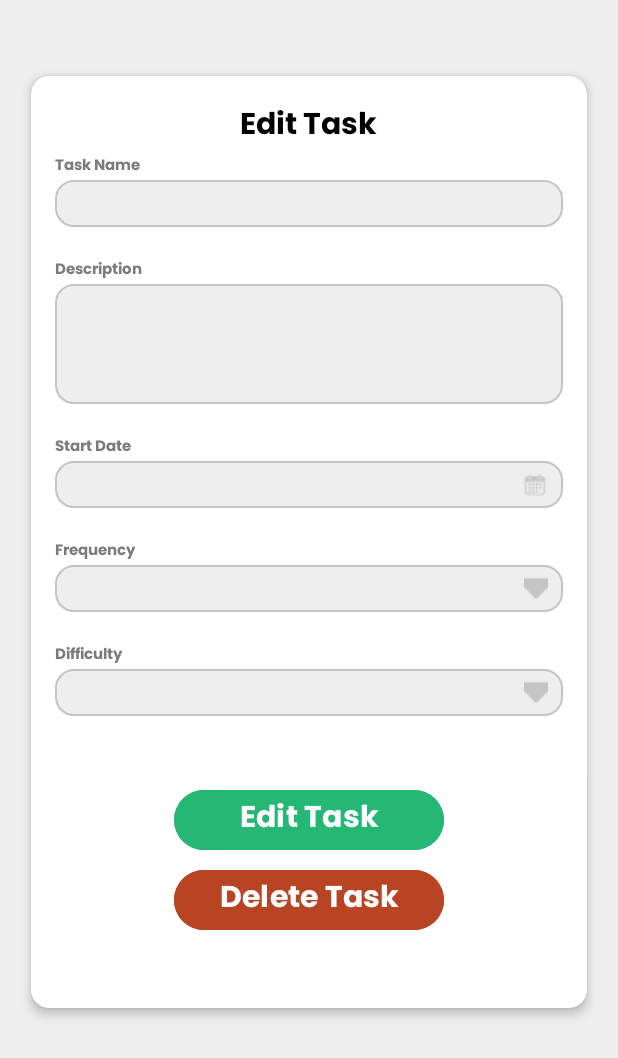
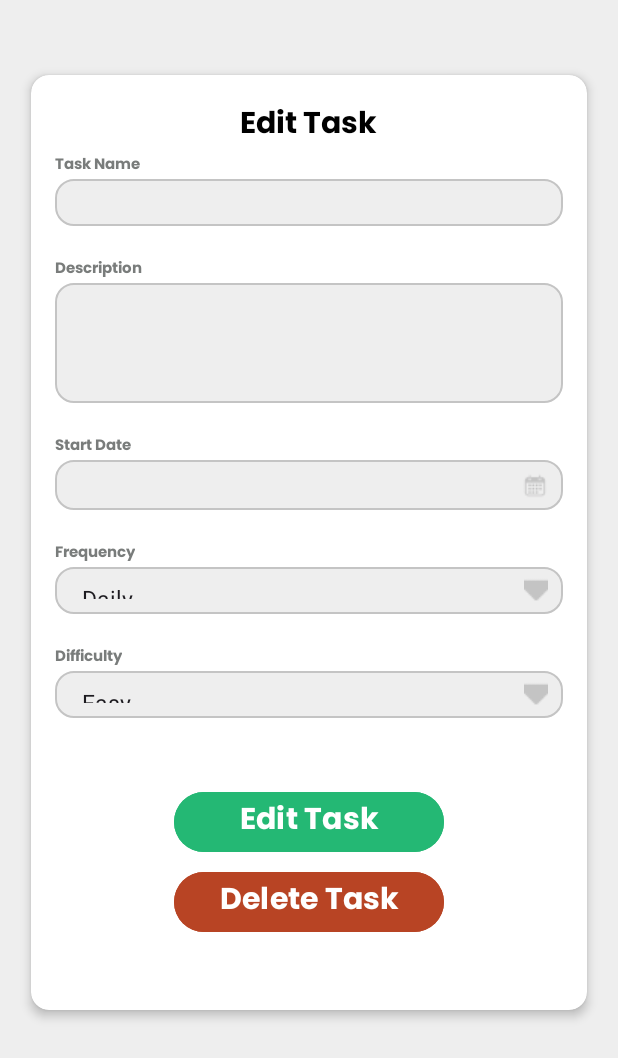
Before and after one commit to anoobis-bot/KuboQuest, an Android app: the EditTaskActivity screen opened directly, with no data from a screen before it, on a phone screen of 412 x 824 dp. Shown: the top 1058 px of the screen. Run offline under Robolectric (Android 15) with nearby library versions, the phone set to English and light mode, and no system bars.

Commit message:
feat: added switching to AddTaskActivity from Main Page, tweak some xml properties for AddTaskActivity and EditTaskActivity.

```diff
--- a/app/src/main/java/com/mobdeve/harvesters/kuboquest/EditTaskActivity.java
+++ b/app/src/main/java/com/mobdeve/harvesters/kuboquest/EditTaskActivity.java
@@ -1,7 +1,11 @@
 package com.mobdeve.harvesters.kuboquest;
 
 import android.app.DatePickerDialog;
+import android.content.Intent;
 import android.os.Bundle;
+import android.widget.ArrayAdapter;
+import android.widget.Button;
+import android.widget.Spinner;
 import android.widget.TextView;
 
 import androidx.activity.EdgeToEdge;
@@ -10,11 +14,16 @@ import androidx.core.graphics.Insets;
 import androidx.core.view.ViewCompat;
 import androidx.core.view.WindowInsetsCompat;
 
+import java.util.ArrayList;
 import java.util.Calendar;
 
 public class EditTaskActivity extends AppCompatActivity {
 
     private TextView addDateTextView;
+    private Button editTaskBtn;
+    private Button deleteTaskBtn;
+    private Spinner frequencySpinner;
+    private Spinner difficultySpinner;
 
     @Override
     protected void onCreate(Bundle savedInstanceState) {
@@ -27,9 +36,36 @@ public class EditTaskActivity extends AppCompatActivity {
             return insets;
         });
 
+        frequencySpinner = findViewById(R.id.frequencySpinner);
+        difficultySpinner = findViewById(R.id.difficultySpinner);
+        ArrayList<String> frequencyChoices = new ArrayList<>();
+        frequencyChoices.add("Daily");
+        frequencyChoices.add("Weekly");
+        frequencyChoices.add("Yearly");
+        ArrayList<String> difficultyChoices = new ArrayList<>();
+        difficultyChoices.add("Easy");
+        difficultyChoices.add("Medium");
+        difficultyChoices.add("Hard");
+        difficultyChoices.add("Extreme");
+
+        ArrayAdapter<String> frequencyAdapter = new ArrayAdapter<>(this,
+                android.R.layout.simple_spinner_item, frequencyChoices);
+        ArrayAdapter<String> difficultyAdapter = new ArrayAdapter<>(this,
+                android.R.layout.simple_spinner_item, difficultyChoices);
+
+        frequencyAdapter.setDropDownViewResource(android.R.layout.simple_spinner_dropdown_item);
+        difficultyAdapter.setDropDownViewResource(android.R.layout.simple_spinner_dropdown_item);
+
+        frequencySpinner.setAdapter(frequencyAdapter);
+        difficultySpinner.setAdapter(difficultyAdapter);
+
         addDateTextView = findViewById(R.id.addDateTextView);
+        editTaskBtn = findViewById(R.id.editTaskBtn);
+        deleteTaskBtn = findViewById(R.id.deleteTaskBtn);
 
         addDateTextView.setOnClickListener(v -> showDatePickerDialog());
+        editTaskBtn.setOnClickListener(v -> editTask());
+        deleteTaskBtn.setOnClickListener(v -> deleteTask());
     }
 
     private void showDatePickerDialog() {
@@ -52,4 +88,16 @@ public class EditTaskActivity extends AppCompatActivity {
 
         datePickerDialog.show();
     }
+
+    private void editTask() {
+        Intent result_intent = new Intent();
+        setResult(2, result_intent);
+        finish();
+    }
+
+    private void deleteTask() {
+        Intent result_intent = new Intent();
+        setResult(0, result_intent);
+        finish();
+    }
 }
--- a/app/src/main/res/layout/activity_edit_task.xml
+++ b/app/src/main/res/layout/activity_edit_task.xml
@@ -55,6 +55,7 @@
                 <EditText
                     android:layout_width="match_parent"
                     android:layout_height="31dp"
+                    android:textSize="11sp"
                     android:background="@drawable/rounded_edittext_task" />
             </LinearLayout>
 
@@ -75,6 +76,8 @@
                 <EditText
                     android:layout_width="match_parent"
                     android:layout_height="80dp"
+                    android:textSize="11sp"
+                    android:gravity="start"
                     android:background="@drawable/rounded_edittext_task" />
             </LinearLayout>
 
@@ -92,10 +95,11 @@
                     android:textSize="10sp"
                     android:fontFamily="@font/poppins_bold"/>
 
-                <EditText
+                <TextView
                     android:id="@+id/addDateTextView"
                     android:layout_width="match_parent"
-                    android:layout_height="31dp"
+                    android:layout_height="33dp"
+                    android:textSize="11sp"
                     android:background="@drawable/rounded_datepicker_task" />
             </LinearLayout>
 
@@ -114,6 +118,7 @@
                     android:fontFamily="@font/poppins_bold"/>
 
                 <Spinner
+                    android:id="@+id/frequencySpinner"
                     android:layout_width="match_parent"
                     android:layout_height="31dp"
                     android:background="@drawable/rounded_spinner_task"/>
@@ -135,12 +140,14 @@
                     android:fontFamily="@font/poppins_bold"/>
 
                 <Spinner
+                    android:id="@+id/difficultySpinner"
                     android:layout_width="match_parent"
                     android:layout_height="31dp"
                     android:background="@drawable/rounded_spinner_task"/>
             </LinearLayout>
 
             <Button
+                android:id="@+id/editTaskBtn"
                 android:layout_width="180dp"
                 android:layout_height="wrap_content"
                 android:backgroundTint="#24B874"
@@ -151,6 +158,7 @@
                 android:padding="0dp"/>
 
             <Button
+                android:id="@+id/deleteTaskBtn"
                 android:layout_width="180dp"
                 android:layout_height="wrap_content"
                 android:backgroundTint="#B84424"
--- a/app/src/main/res/layout/activity_task_list.xml
+++ b/app/src/main/res/layout/activity_task_list.xml
@@ -276,7 +276,7 @@
             />
 
         <ImageView
-            android:id="@+id/imageView5"
+            android:id="@+id/addTaskImage"
             android:layout_width="0dp"
             android:layout_height="33sp"
             android:layout_weight="1"
```
Also changed, not shown: app/src/main/java/com/mobdeve/harvesters/kuboquest/AddTaskActivity.java (+49 -3 lines), app/src/main/java/com/mobdeve/harvesters/kuboquest/TaskList.java (+42 -0 lines), app/src/main/res/layout/activity_add_task.xml (+9 -2 lines).
